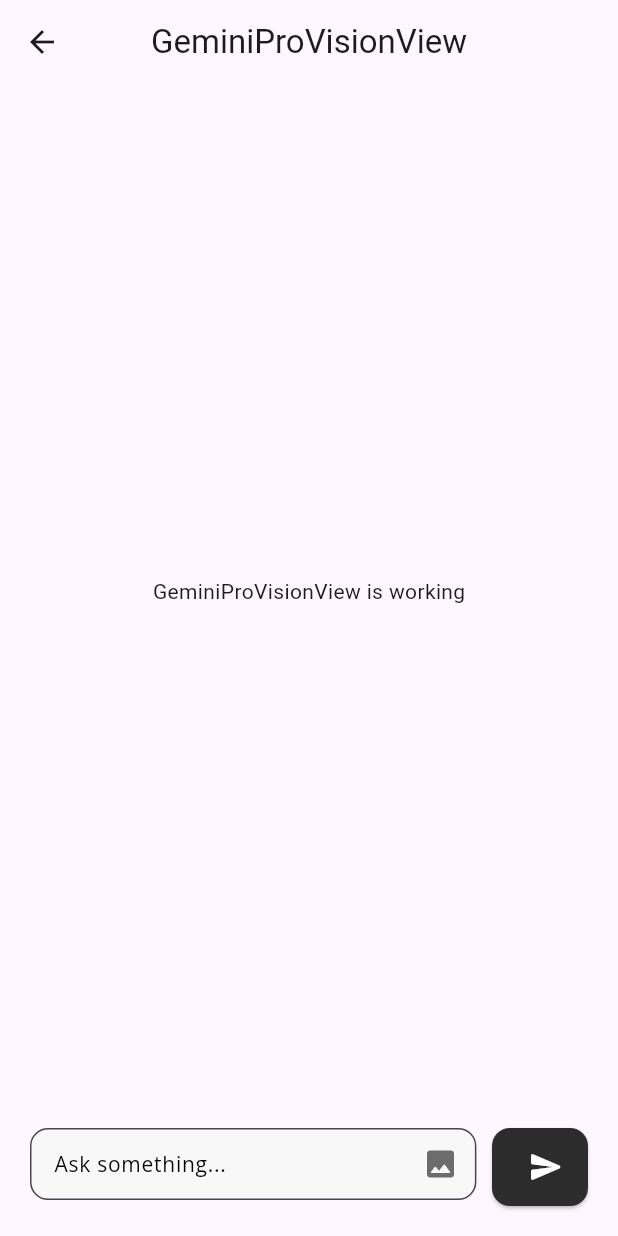
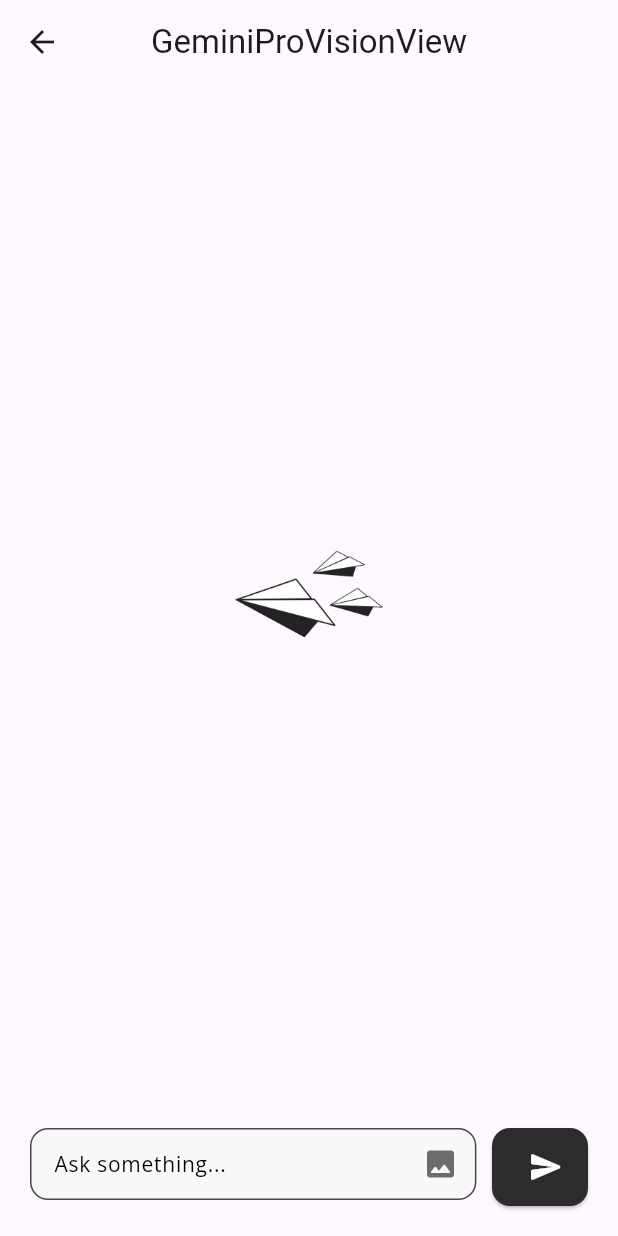
Before and after one commit to FahrendraKhoirul/MyGemi, a Flutter app: the screen it shows after launch, after a tap on "Pro Vision", on a phone screen of 412 x 824 dp. Run offline on Flutter 3.47's test engine with Material 3 defaults, Android fonts, the phone set to English and light mode, and no system bars; our stand-ins replace dio, flutter_animate, flutter_markdown, get, google_fonts, image_picker; network calls fail.

Commit message:
update gemini pro vision

```diff
--- a/lib/app/modules/home/gemini_pro_vision/controllers/gemini_pro_vision_controller.dart
+++ b/lib/app/modules/home/gemini_pro_vision/controllers/gemini_pro_vision_controller.dart
@@ -13,6 +13,12 @@ class GeminiProVisionController extends GetxController
   Rx<ScrollController> scrollController = ScrollController().obs;
   final ImagePicker picker = ImagePicker();
   RxList<XFile> images = <XFile>[].obs;
+
+  @override
+  void onInit() {
+    change(chats, status: RxStatus.empty());
+    super.onInit();
+  }
 
   void generateContent(List<XFile> images, String message) async {
     ChatGeminiProVision content = ChatGeminiProVision();
@@ -71,7 +77,7 @@ class GeminiProVisionController extends GetxController
     print("Test Body:" + body.toString());
 
     await GeminiAPI.getGeminiProVision(body).then((val) {
-      print("TESSS Result Controller:" + val.toString());
+      // print("TESSS Result Controller:" + val.toString());
       // create gemini pro
       ChatModel geminiPro = ChatModel(text: val!);
 
--- a/lib/app/modules/home/gemini_pro_vision/views/gemini_pro_vision_view.dart
+++ b/lib/app/modules/home/gemini_pro_vision/views/gemini_pro_vision_view.dart
@@ -25,9 +25,32 @@ class GeminiProVisionView extends GetView<GeminiProVisionController> {
               top: 0, bottom: 0, left: defaultPadding, right: defaultPadding),
           child: Column(
             children: [
-              const Expanded(
-                  child: Center(
-                child: Text("GeminiProVisionView is working"),
+              Expanded(
+                  child: controller.obx(
+                (state) {
+                  return ListView.builder(
+                    controller: controller.scrollController.value,
+                    padding:
+                        const EdgeInsets.symmetric(vertical: defaultPadding),
+                    itemCount: state!.length,
+                    itemBuilder: (context, index) {
+                      return Column(
+                        children: [
+                          Text(state[index].user!.text!),
+                          const SizedBox(
+                            height: 10,
+                          ),
+                          Text(state[index].geminiPro!.text!)
+                        ],
+                      );
+                    },
+                  );
+                },
+                onEmpty: Center(
+                    child: Image.asset(
+                  "assets/images/paper planes.png",
+                  width: 100,
+                )),
               )),
               Obx(() {
                 return controller.images.isNotEmpty
```
